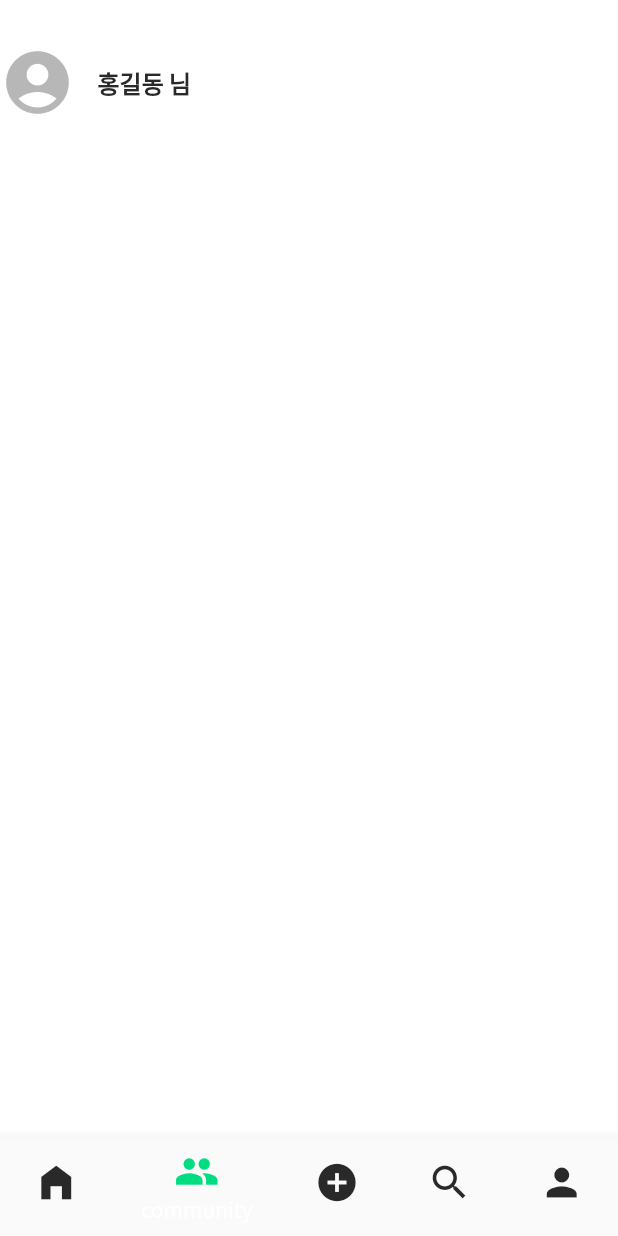
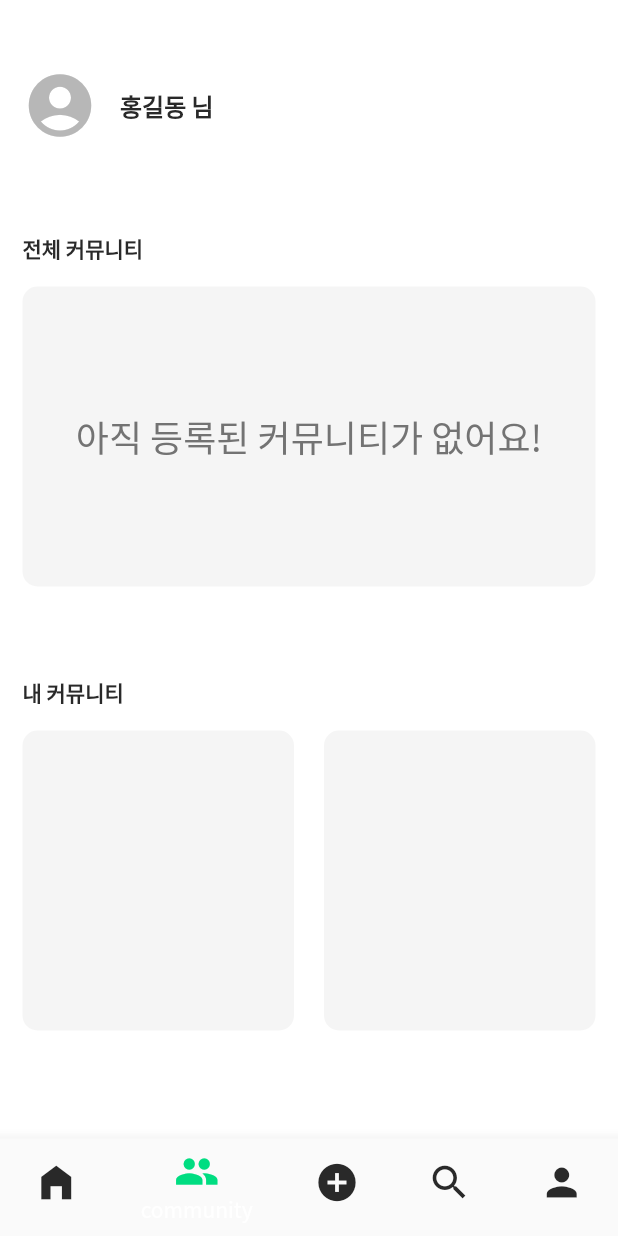
Before and after one commit to dltkdals-4en/fit_book, a Flutter app: the Root screen opened by its route, item 2 of the bottom bar chosen, on a phone screen of 412 x 824 dp. Run offline on Flutter 3.47's test engine with Material 2 defaults, Android fonts, the phone set to English and light mode, and no system bars; our stand-ins replace cloud_firestore, firebase_auth, firebase_core, firebase_storage; missing offline and left inert: firebase_cached_image; accounts and stored records are empty.

Commit message:
커뮤니티 페이지 ui 작성

```diff
--- a/lib/pages/community/community_page.dart
+++ b/lib/pages/community/community_page.dart
@@ -8,8 +8,12 @@ class CommunityPage extends StatelessWidget {
 
   @override
   Widget build(BuildContext context) {
+    var size = MediaQuery.of(context).size;
     return SafeArea(
+      child: Padding(
+        padding: const EdgeInsets.all(15),
         child: Column(
+          crossAxisAlignment: CrossAxisAlignment.start,
           children: [
             SizedBox(
               height: 30,
@@ -28,7 +32,64 @@ class CommunityPage extends StatelessWidget {
                 ),
               ],
             ),
+            SizedBox(
+              height: 60,
+            ),
+            Text(
+              '전체 커뮤니티',
+              style: kBtnTextStyle.copyWith(fontSize: 14, color: KColors.black),
+            ),
+            SizedBox(
+              height: 15,
+            ),
+            Container(
+              width: size.width,
+              height: 200,
+              decoration: BoxDecoration(
+                color: KColors.backgroundGrey,
+                borderRadius: BorderRadius.circular(10),
+              ),
+              child: Center(
+                child: Text(
+                  '아직 등록된 커뮤니티가 없어요!',
+                  style: kContentTextStyle.copyWith(
+                      fontSize: 24, color: KColors.textGrey),
+                ),
+              ),
+            ),
+            SizedBox(
+              height: 60,
+            ),
+            Text(
+              '내 커뮤니티',
+              style: kBtnTextStyle.copyWith(fontSize: 14, color: KColors.black),
+            ),
+            SizedBox(
+              height: 15,
+            ),
+            Row(
+              mainAxisAlignment: MainAxisAlignment.spaceBetween,
+              children: [
+                Container(
+                  width: (size.width - 50) / 2,
+                  height: 200,
+                  decoration: BoxDecoration(
+                    color: KColors.backgroundGrey,
+                    borderRadius: BorderRadius.circular(10),
+                  ),
+                ),
+                Container(
+                  width: (size.width - 50) / 2,
+                  height: 200,
+                  decoration: BoxDecoration(
+                    color: KColors.backgroundGrey,
+                    borderRadius: BorderRadius.circular(10),
+                  ),
+                )
               ],
+            )
+          ],
+        ),
       ),
     );
   }
```
Lines whose indentation alone changed are shown as unchanged.
